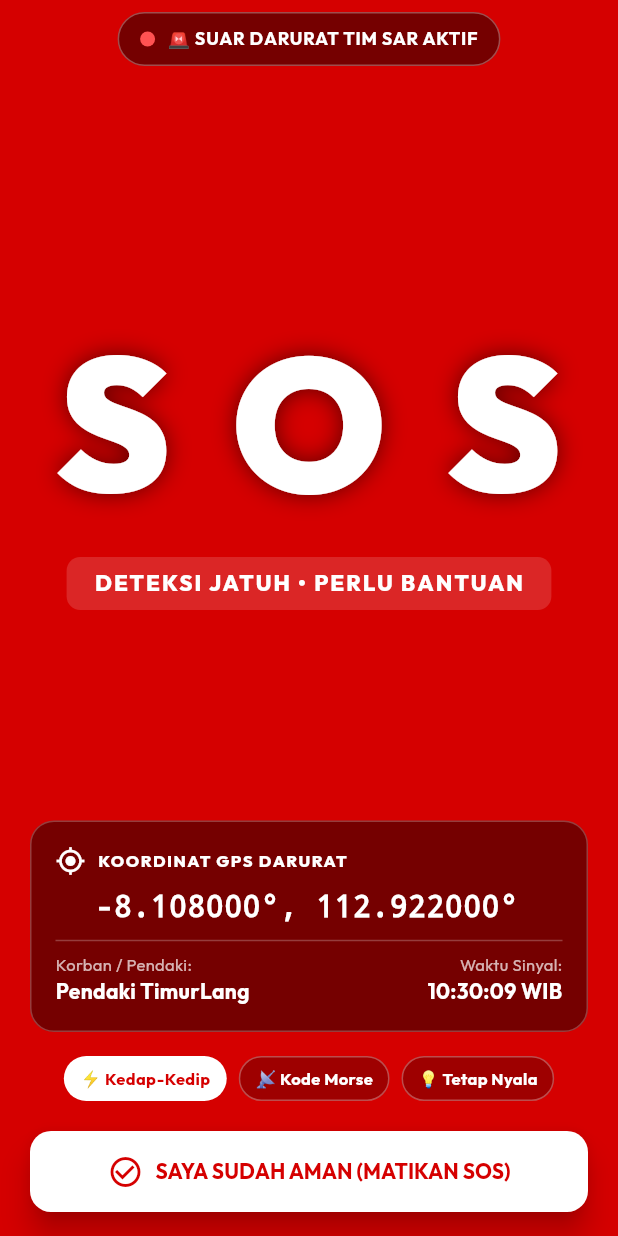
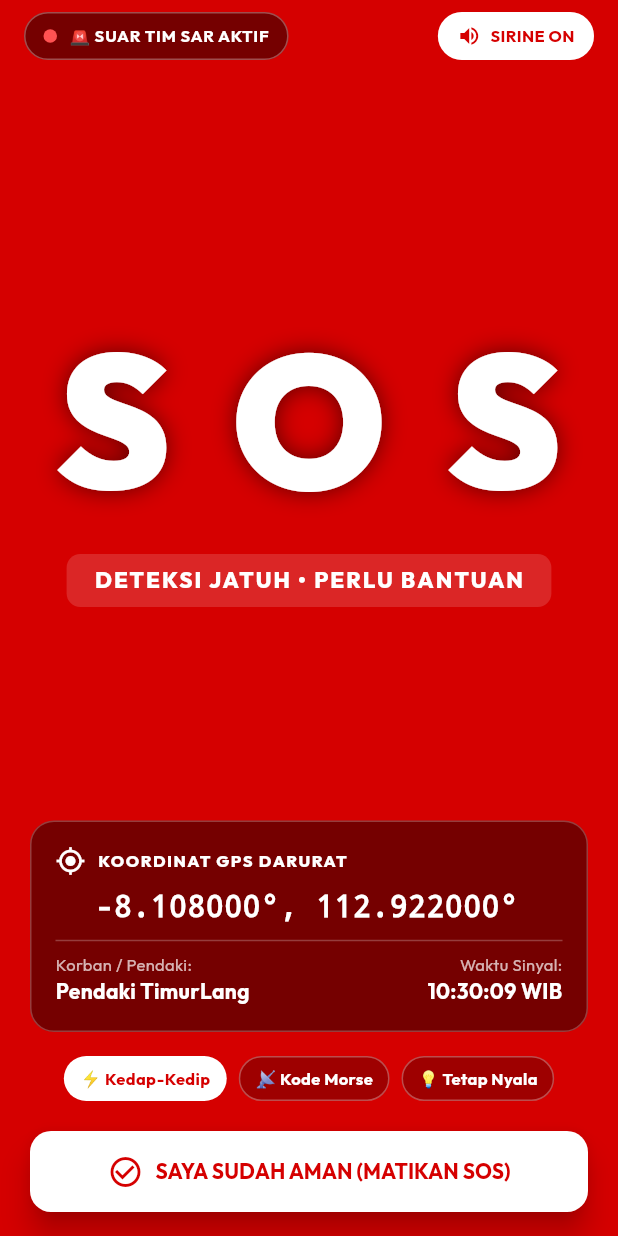
Before and after one commit to tasyakurmaulana/TimurLang, a Flutter app: the SosBeaconScreen screen opened by its route, on a phone screen of 412 x 824 dp. Run offline on Flutter 3.47's test engine with Material 3 defaults, Android fonts, the phone set to English and light mode, and no system bars; our stand-ins replace audioplayers, connectivity_plus, flutter_compass, flutter_local_notifications, flutter_map, google_fonts and 8 more; accounts and stored records are empty.

Commit message:
menambahkan sinyal sos suaranya

```diff
--- a/timurlang/lib/screens/safety/fall_detection_screen.dart
+++ b/timurlang/lib/screens/safety/fall_detection_screen.dart
@@ -4,6 +4,7 @@
 
 import 'dart:async';
 import 'package:flutter/material.dart';
+import 'package:flutter/services.dart';
 import 'package:uuid/uuid.dart';
 import '../../config/theme.dart';
 import '../../config/constants.dart';
@@ -43,6 +44,8 @@ class _FallDetectionScreenState extends State<FallDetectionScreen> {
 
     _timer = Timer.periodic(const Duration(seconds: 1), (timer) {
       if (!mounted) return;
+      SystemSound.play(SystemSoundType.alert);
+      HapticFeedback.heavyImpact();
       setState(() {
         if (_countdown > 0) {
           _countdown--;
--- a/timurlang/lib/screens/safety/sos_beacon_screen.dart
+++ b/timurlang/lib/screens/safety/sos_beacon_screen.dart
@@ -8,6 +8,7 @@ import 'dart:async';
 import 'package:flutter/material.dart';
 import 'package:flutter/services.dart';
 import 'package:intl/intl.dart';
+import 'package:audioplayers/audioplayers.dart';
 import '../../config/theme.dart';
 import '../../config/constants.dart';
 import '../../models/sos_incident.dart';
@@ -31,6 +32,8 @@ class _SosBeaconScreenState extends State<SosBeaconScreen>
     with SingleTickerProviderStateMixin {
   late AnimationController _animCtrl;
   late Animation<double> _pulseAnim;
+  final AudioPlayer _audioPlayer = AudioPlayer();
+  bool _isSoundPlaying = false;
   Timer? _hapticTimer;
   bool _isFlashWhite = false;
   int _strobeMode = 0; // 0 = Cepat (Strobe), 1 = Morse SOS, 2 = Tetap Terang
@@ -70,6 +73,35 @@ class _SosBeaconScreenState extends State<SosBeaconScreen>
     );
 
     _startStrobe();
+    _playSiren();
+  }
+
+  Future<void> _playSiren() async {
+    try {
+      await _audioPlayer.setReleaseMode(ReleaseMode.loop);
+      await _audioPlayer.setVolume(1.0);
+      await _audioPlayer.play(AssetSource('sounds/siren.wav'));
+      if (mounted) setState(() => _isSoundPlaying = true);
+    } catch (e) {
+      debugPrint('Error playing siren: $e');
+    }
+  }
+
+  Future<void> _stopSiren() async {
+    try {
+      await _audioPlayer.stop();
+      if (mounted) setState(() => _isSoundPlaying = false);
+    } catch (e) {
+      debugPrint('Error stopping siren: $e');
+    }
+  }
+
+  void _toggleSiren() {
+    if (_isSoundPlaying) {
+      _stopSiren();
+    } else {
+      _playSiren();
+    }
   }
 
   void _startStrobe() {
@@ -147,6 +179,7 @@ class _SosBeaconScreenState extends State<SosBeaconScreen>
     );
 
     if (confirm == true && mounted) {
+      await _stopSiren();
       if (widget.incident != null) {
         await DatabaseService.instance.updateSOSStatus(
           widget.incident!.id,
@@ -170,6 +203,8 @@ class _SosBeaconScreenState extends State<SosBeaconScreen>
     _animCtrl.dispose();
     _hapticTimer?.cancel();
     _morseTimer?.cancel();
+    _stopSiren();
+    _audioPlayer.dispose();
     super.dispose();
   }
 
@@ -198,10 +233,14 @@ class _SosBeaconScreenState extends State<SosBeaconScreen>
         body: SafeArea(
           child: Column(
             children: [
-              // Header Status Darurat
+              // Header Status Darurat + Tombol Sirine
+              Padding(
+                padding: const EdgeInsets.symmetric(horizontal: 16, vertical: 8),
+                child: Row(
+                  mainAxisAlignment: MainAxisAlignment.spaceBetween,
+                  children: [
                     Container(
-                margin: const EdgeInsets.symmetric(horizontal: 16, vertical: 8),
-                padding: const EdgeInsets.symmetric(horizontal: 14, vertical: 8),
+                      padding: const EdgeInsets.symmetric(horizontal: 12, vertical: 7),
                       decoration: BoxDecoration(
                         color: isWhite ? const Color(0xFFD50000) : Colors.black45,
                         borderRadius: BorderRadius.circular(30),
@@ -213,23 +252,27 @@ class _SosBeaconScreenState extends State<SosBeaconScreen>
                         mainAxisSize: MainAxisSize.min,
                         children: [
                           Container(
-                      width: 10,
-                      height: 10,
+                            width: 9,
+                            height: 9,
                             decoration: BoxDecoration(
                               color: isWhite ? Colors.white : Colors.redAccent,
                               shape: BoxShape.circle,
                             ),
                           ),
                           const SizedBox(width: 8),
-                    Text(
-                      '🚨 SUAR DARURAT TIM SAR AKTIF',
+                          const Text(
+                            '🚨 SUAR TIM SAR AKTIF',
                             style: TextStyle(
-                        color: isWhite ? Colors.white : Colors.white,
+                              color: Colors.white,
                               fontWeight: FontWeight.bold,
-                        fontSize: 12,
+                              fontSize: 11,
                               letterSpacing: 0.5,
                             ),
                           ),
+                        ],
+                      ),
+                    ),
+                    _soundButton(isWhite),
                   ],
                 ),
               ),
@@ -443,4 +486,45 @@ class _SosBeaconScreenState extends State<SosBeaconScreen>
       ),
     );
   }
+
+  Widget _soundButton(bool isWhite) {
+    return GestureDetector(
+      onTap: _toggleSiren,
+      child: Container(
+        padding: const EdgeInsets.symmetric(horizontal: 12, vertical: 7),
+        decoration: BoxDecoration(
+          color: _isSoundPlaying
+              ? (isWhite ? const Color(0xFFD50000) : Colors.white)
+              : Colors.black45,
+          borderRadius: BorderRadius.circular(20),
+          border: Border.all(
+            color: isWhite ? Colors.transparent : Colors.white30,
+          ),
+        ),
+        child: Row(
+          mainAxisSize: MainAxisSize.min,
+          children: [
+            Icon(
+              _isSoundPlaying ? Icons.volume_up : Icons.volume_off,
+              size: 16,
+              color: _isSoundPlaying
+                  ? (isWhite ? Colors.white : const Color(0xFFD50000))
+                  : Colors.white70,
+            ),
+            const SizedBox(width: 6),
+            Text(
+              _isSoundPlaying ? 'SIRINE ON' : 'SIRINE OFF',
+              style: TextStyle(
+                fontSize: 11,
+                fontWeight: FontWeight.bold,
+                color: _isSoundPlaying
+                    ? (isWhite ? Colors.white : const Color(0xFFD50000))
+                    : Colors.white70,
+              ),
+            ),
+          ],
+        ),
+      ),
+    );
   }
+}
--- a/timurlang/pubspec.yaml
+++ b/timurlang/pubspec.yaml
@@ -29,6 +29,7 @@ dependencies:
   sqflite_common_ffi_web: ^0.4.5+2
   flutter_map: ^8.3.2
   latlong2: ^0.10.1
+  audioplayers: ^6.8.1
 
 dev_dependencies:
   flutter_test:
@@ -39,3 +40,4 @@ flutter:
   uses-material-design: true
   assets:
     - assets/images/
+    - assets/sounds/
```
Also changed, not shown: timurlang/pubspec.lock, 6 other files. Lines whose indentation alone changed are shown as unchanged.
